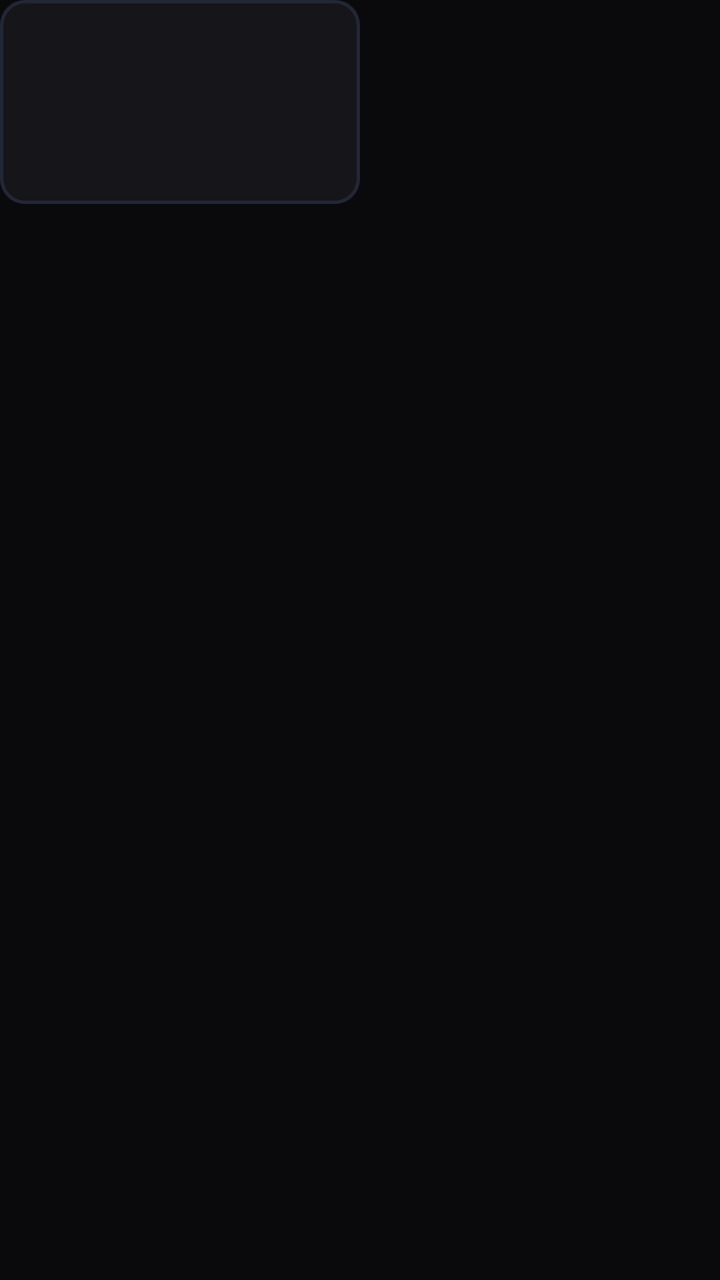
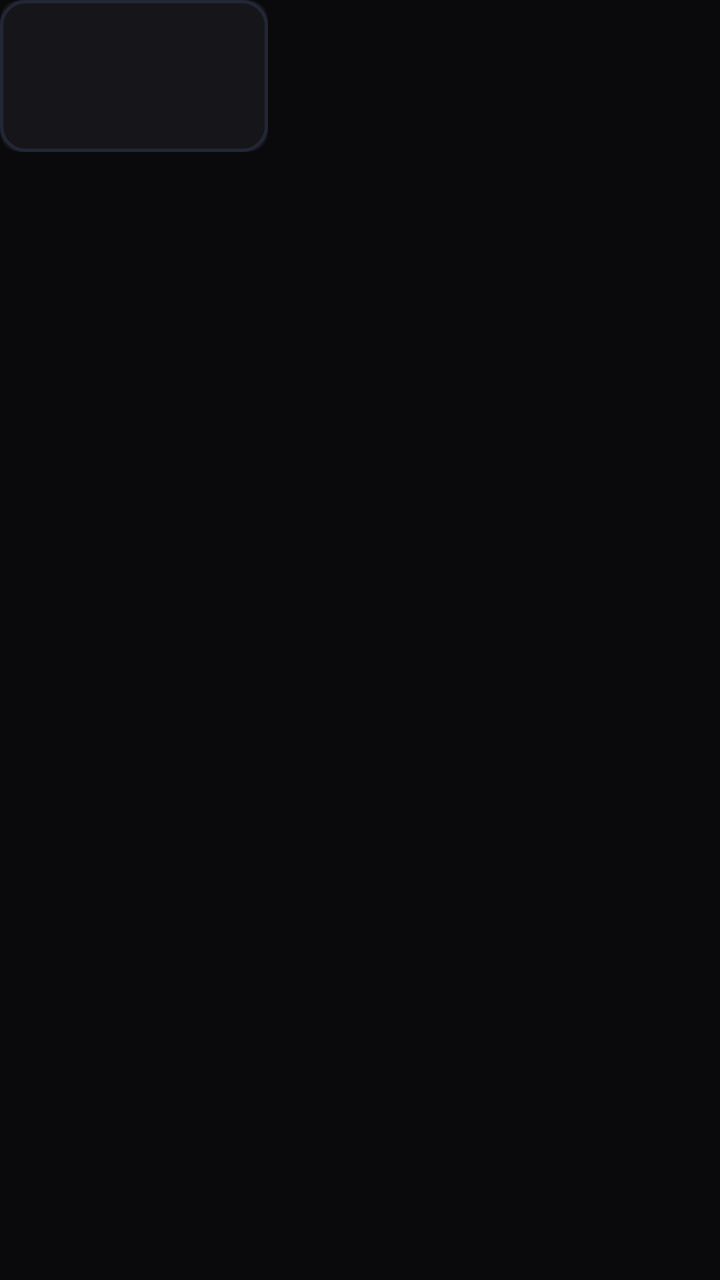

Two renders of the same Android screen: before a commit and after it. Below are the layout's source before the change and the commit's diff.
<!-- AndroidManifest.xml: application theme Theme.DeepLauncher -->
<!-- res/layout/item_app.xml -->
<?xml version="1.0" encoding="utf-8"?>
<FrameLayout xmlns:android="http://schemas.android.com/apk/res/android"
    xmlns:app="http://schemas.android.com/apk/res-auto"
    android:id="@+id/cardAppRoot"
    android:layout_width="wrap_content"
    android:layout_height="wrap_content"
    android:layout_marginEnd="18dp"
    android:clipChildren="false"
    android:clipToPadding="false"
    android:clickable="true"
    android:focusable="true">

    <androidx.cardview.widget.CardView
        android:id="@+id/cardContainer"
        android:layout_width="180dp"
        android:layout_height="102dp"
        app:cardBackgroundColor="@color/bg_card"
        app:cardCornerRadius="12dp"
        app:cardElevation="0dp">

        
        <ImageView
            android:id="@+id/imgBanner"
            android:layout_width="match_parent"
            android:layout_height="match_parent"
            android:scaleType="centerCrop"
            android:visibility="gone" />

        
        <LinearLayout
            android:id="@+id/layoutIconContent"
            android:layout_width="match_parent"
            android:layout_height="match_parent"
            android:gravity="center"
            android:orientation="vertical"
            android:padding="8dp"
            android:visibility="gone">

            <ImageView
                android:id="@+id/imgIcon"
                android:layout_width="44dp"
                android:layout_height="44dp"
                android:scaleType="fitCenter" />

            <TextView
                android:id="@+id/txtAppName"
                android:layout_width="match_parent"
                android:layout_height="wrap_content"
                android:layout_marginTop="8dp"
                android:ellipsize="end"
                android:gravity="center"
                android:maxLines="1"
                android:textColor="@color/text_primary"
                android:textSize="12sp"
                android:textStyle="bold" />
        </LinearLayout>

        
        <View
            android:id="@+id/viewBorderHighlight"
            android:layout_width="match_parent"
            android:layout_height="match_parent"
            android:background="@drawable/bg_card_selector" />

        
        <TextView
            android:id="@+id/badgeReorder"
            android:layout_width="wrap_content"
            android:layout_height="wrap_content"
            android:layout_gravity="bottom|center_horizontal"
            android:layout_marginBottom="6dp"
            android:background="@drawable/bg_reorder_badge"
            android:paddingStart="8dp"
            android:paddingTop="2dp"
            android:paddingEnd="8dp"
            android:paddingBottom="2dp"
            android:text="◀ Move ▶"
            android:textColor="#FFFFFF"
            android:textSize="11sp"
            android:textStyle="bold"
            android:visibility="gone" />

    </androidx.cardview.widget.CardView>
</FrameLayout>
<!-- resources referenced by this layout -->
<resources>
  <color name="bg_card">#16161a</color>
  <color name="text_primary">#f5f5f7</color>
  <!-- drawable bg_card_selector (drawable) -->
  <?xml version="1.0" encoding="utf-8"?>
  <selector xmlns:android="http://schemas.android.com/apk/res/android">
      <item android:state_focused="true" android:drawable="@drawable/bg_card_focused" />
      <item android:state_selected="true" android:drawable="@drawable/bg_card_focused" />
      <item android:drawable="@drawable/bg_card_normal" />
  </selector>
  <!-- drawable bg_reorder_badge (drawable) -->
  <?xml version="1.0" encoding="utf-8"?>
  <shape xmlns:android="http://schemas.android.com/apk/res/android"
      android:shape="rectangle">
      <solid android:color="#D97706" />
      <corners android:radius="6dp" />
  </shape>
  <style name="Theme.DeepLauncher" parent="@android:style/Theme.NoTitleBar.Fullscreen">
          <item name="android:windowBackground">@color/bg_dark</item>
          <item name="android:colorBackground">@color/bg_dark</item>
          <item name="android:windowNoTitle">true</item>
          <item name="android:windowFullscreen">true</item>
          <item name="android:windowOverscan">true</item>
          <item name="android:windowContentOverlay">@null</item>
          <item name="android:windowAnimationStyle">@null</item>
      </style>
  <!-- drawable bg_card_focused (drawable) -->
  <?xml version="1.0" encoding="utf-8"?>
  <shape xmlns:android="http://schemas.android.com/apk/res/android"
      android:shape="rectangle">
      <solid android:color="@android:color/transparent" />
      <stroke
          android:width="2.5dp"
          android:color="#38BDF8" />
      <corners android:radius="12dp" />
  </shape>
  <!-- drawable bg_card_normal (drawable) -->
  <?xml version="1.0" encoding="utf-8"?>
  <shape xmlns:android="http://schemas.android.com/apk/res/android"
      android:shape="rectangle">
      <solid android:color="@android:color/transparent" />
      <stroke
          android:width="1.5dp"
          android:color="#222736" />
      <corners android:radius="12dp" />
  </shape>
  <color name="bg_dark">#0a0a0c</color>
</resources>

<!-- the commit's change to res/layout/item_app.xml (unified diff, before → after) -->
@@ -4,7 +4,7 @@
     android:id="@+id/cardAppRoot"
     android:layout_width="wrap_content"
     android:layout_height="wrap_content"
-    android:layout_marginEnd="18dp"
+    android:layout_marginEnd="11dp"
     android:clipChildren="false"
     android:clipToPadding="false"
     android:clickable="true"
@@ -12,10 +12,10 @@
 
     <androidx.cardview.widget.CardView
         android:id="@+id/cardContainer"
-        android:layout_width="180dp"
-        android:layout_height="102dp"
+        android:layout_width="134dp"
+        android:layout_height="76dp"
         app:cardBackgroundColor="@color/bg_card"
-        app:cardCornerRadius="12dp"
+        app:cardCornerRadius="10dp"
         app:cardElevation="0dp">
 
         
@@ -33,25 +33,25 @@
             android:layout_height="match_parent"
             android:gravity="center"
             android:orientation="vertical"
-            android:padding="8dp"
+            android:padding="6dp"
             android:visibility="gone">
 
             <ImageView
                 android:id="@+id/imgIcon"
-                android:layout_width="44dp"
-                android:layout_height="44dp"
+                android:layout_width="36dp"
+                android:layout_height="36dp"
                 android:scaleType="fitCenter" />
 
             <TextView
                 android:id="@+id/txtAppName"
                 android:layout_width="match_parent"
                 android:layout_height="wrap_content"
-                android:layout_marginTop="8dp"
+                android:layout_marginTop="4dp"
                 android:ellipsize="end"
                 android:gravity="center"
                 android:maxLines="1"
                 android:textColor="@color/text_primary"
-                android:textSize="12sp"
+                android:textSize="10.5sp"
                 android:textStyle="bold" />
         </LinearLayout>
 
@@ -68,7 +68,7 @@
             android:layout_width="wrap_content"
             android:layout_height="wrap_content"
             android:layout_gravity="bottom|center_horizontal"
-            android:layout_marginBottom="6dp"
+            android:layout_marginBottom="4dp"
             android:background="@drawable/bg_reorder_badge"
             android:paddingStart="8dp"
             android:paddingTop="2dp"
@@ -76,7 +76,7 @@
             android:paddingBottom="2dp"
             android:text="◀ Move ▶"
             android:textColor="#FFFFFF"
-            android:textSize="11sp"
+            android:textSize="10sp"
             android:textStyle="bold"
             android:visibility="gone" />
 
